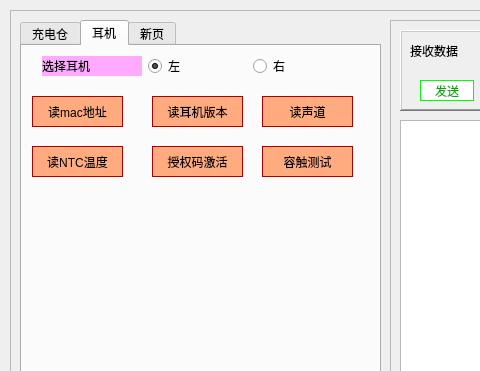
Above: mainwindow.ui from LinZephyr/mew_tw200_test before the change; both pictures show x 0 to 480 and y 0 to 371 of the 1267 by 744 pixel window. Below: the same form after it.
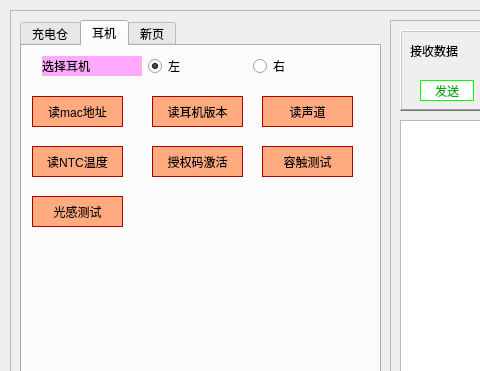
That is the form after the change. Icons and pictures are not drawn.

Commit message: <feat>  实现光感测试命令.

Diff of the .ui file:
```diff
--- a/mainwindow.ui
+++ b/mainwindow.ui
@@ -491,6 +491,27 @@
         <string>容触测试</string>
        </property>
       </widget>
+      <widget class="QPushButton" name="optic_test_btn">
+       <property name="geometry">
+        <rect>
+         <x>10</x>
+         <y>150</y>
+         <width>91</width>
+         <height>31</height>
+        </rect>
+       </property>
+       <property name="styleSheet">
+        <string notr="true">color: rgb(0, 0, 0);
+background-color: rgb(255, 170, 127);
+border-color: rgb(170, 0, 0);
+font: 10pt &quot;黑体&quot;;
+border-style: solid;
+border-width: 1px;</string>
+       </property>
+       <property name="text">
+        <string>光感测试</string>
+       </property>
+      </widget>
      </widget>
      <widget class="QWidget" name="tab">
       <attribute name="title">
```
The commit also changes 4 other files.
